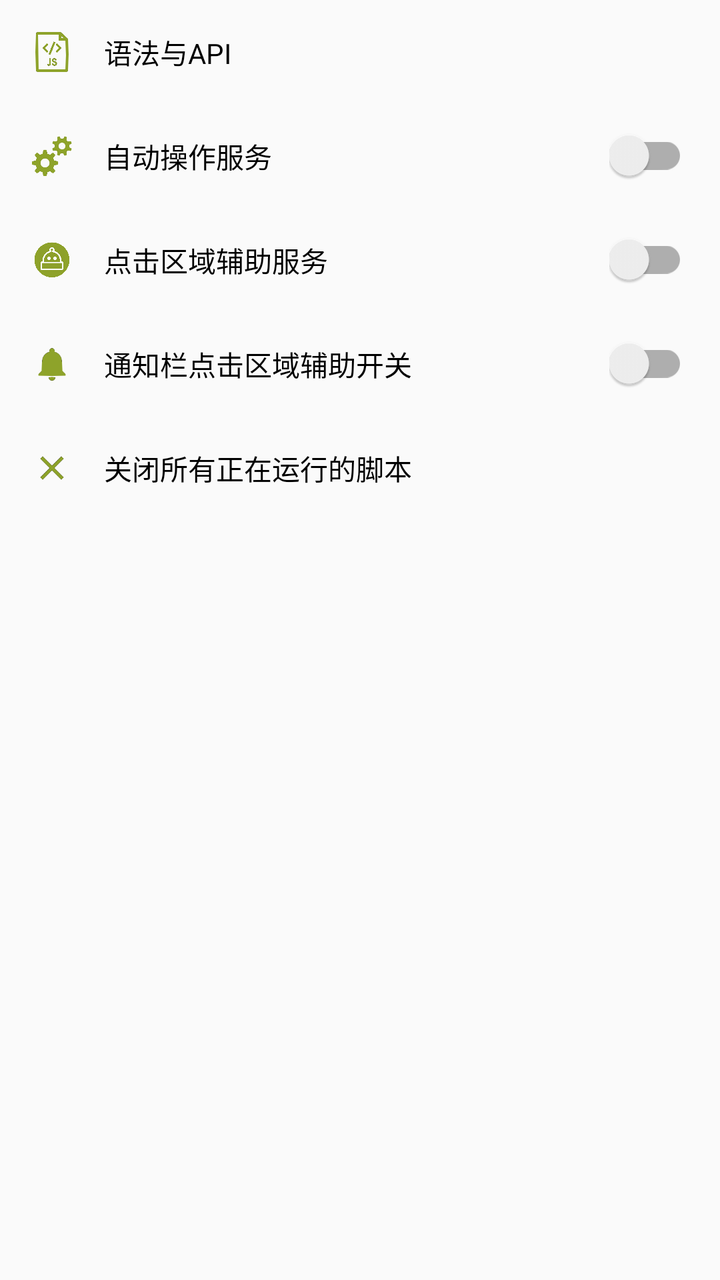
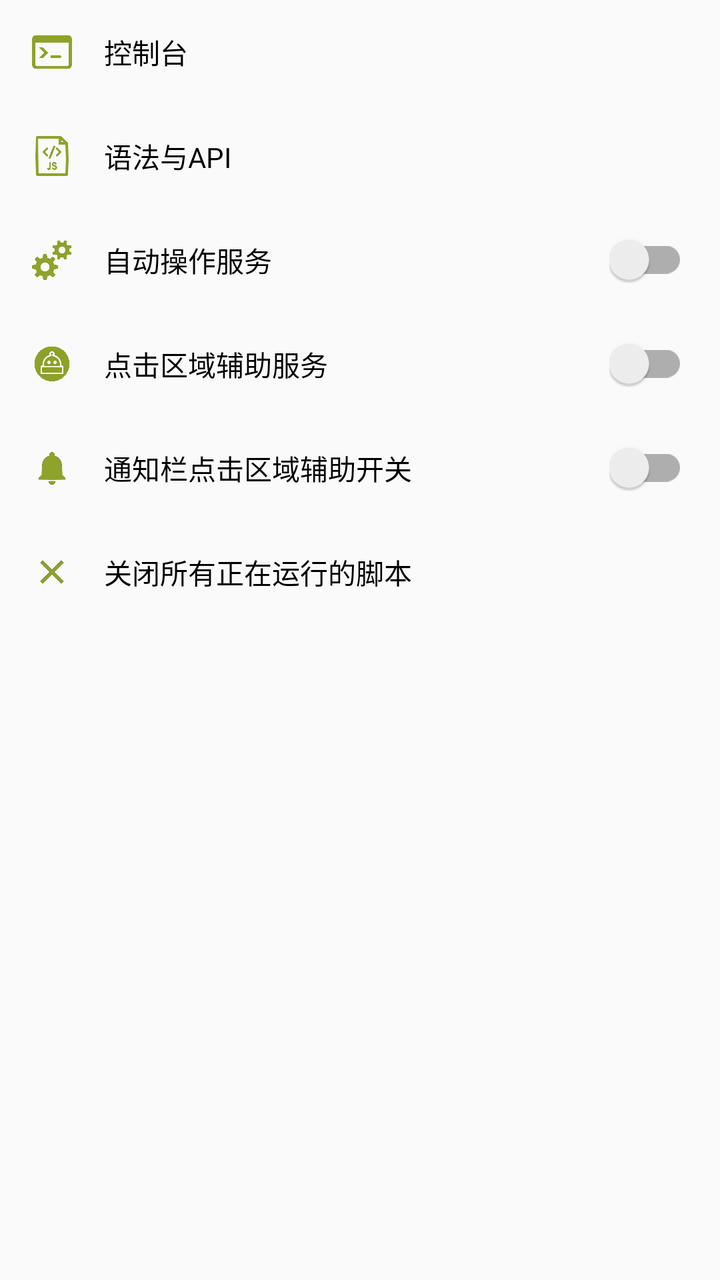

Screens rendered from an Android XML layout before and after an edit, with the pre-edit source and the edit as a unified diff.
<!-- AndroidManifest.xml: application theme AppTheme -->
<!-- res/layout/fragment_slide_menu.xml -->
<?xml version="1.0" encoding="utf-8"?>
<LinearLayout xmlns:android="http://schemas.android.com/apk/res/android"
              xmlns:tools="http://schemas.android.com/tools"
              android:layout_width="match_parent"
              android:layout_height="match_parent"
              android:orientation="vertical">

    <LinearLayout
        android:id="@+id/syntax_and_api"
        android:layout_width="match_parent"
        android:layout_height="52dp"
        android:background="?selectableItemBackground"
        android:gravity="center_vertical"
        android:orientation="horizontal">

        <ImageView
            android:layout_width="20dp"
            android:layout_height="20dp"
            android:layout_margin="16dp"
            android:src="@drawable/ic_js"/>

        <TextView
            android:layout_width="wrap_content"
            android:layout_height="match_parent"
            android:gravity="center"
            android:text="@string/text_syntax_and_api"
            android:textColor="@android:color/primary_text_light"/>
    </LinearLayout>

    <RelativeLayout
        android:id="@+id/auto_operate_service"
        android:layout_width="match_parent"
        android:layout_height="52dp"
        android:background="?selectableItemBackground"
        android:gravity="center_vertical">

        <ImageView
            android:id="@+id/icon_service"
            android:layout_width="20dp"
            android:layout_height="20dp"
            android:layout_alignParentLeft="true"
            android:layout_margin="16dp"
            android:src="@drawable/ic_service_green"/>

        <TextView
            android:layout_width="wrap_content"
            android:layout_height="match_parent"
            android:layout_toRightOf="@id/icon_service"
            android:gravity="center"
            android:text="@string/text_auto_operate_service"
            android:textColor="@android:color/primary_text_light"/>

        <android.support.v7.widget.SwitchCompat
            android:id="@+id/sw_auto_operate_service"
            android:layout_width="wrap_content"
            android:layout_height="wrap_content"
            android:layout_alignParentEnd="true"
            android:layout_centerVertical="true"
            android:layout_marginRight="16dp"/>

    </RelativeLayout>


    <RelativeLayout
        android:id="@+id/assist_service"
        android:layout_width="match_parent"
        android:layout_height="52dp"
        android:background="?selectableItemBackground"
        android:gravity="center_vertical">

        <ImageView
            android:id="@+id/icon_assist_service"
            android:layout_width="20dp"
            android:layout_height="20dp"
            android:layout_alignParentLeft="true"
            android:layout_margin="16dp"
            android:src="@drawable/ic_robot_head_green"/>

        <TextView
            android:layout_width="wrap_content"
            android:layout_height="match_parent"
            android:layout_toRightOf="@id/icon_assist_service"
            android:gravity="center"
            android:text="@string/text_assist_service"
            android:textColor="@android:color/primary_text_light"/>

        <android.support.v7.widget.SwitchCompat
            android:id="@+id/sw_assist_service"
            android:layout_width="wrap_content"
            android:layout_height="wrap_content"
            android:layout_alignParentEnd="true"
            android:layout_centerVertical="true"
            android:layout_marginRight="16dp"/>

    </RelativeLayout>

    <RelativeLayout
        android:id="@+id/assist_service_notification"
        android:layout_width="match_parent"
        android:layout_height="52dp"
        android:background="?selectableItemBackground"
        android:gravity="center_vertical">

        <ImageView
            android:id="@+id/icon_assist_service_notification"
            android:layout_width="20dp"
            android:layout_height="20dp"
            android:layout_alignParentLeft="true"
            android:layout_margin="16dp"
            android:src="@drawable/ic_notifications_green_48dp"/>

        <TextView
            android:layout_width="wrap_content"
            android:layout_height="match_parent"
            android:layout_toRightOf="@id/icon_assist_service_notification"
            android:gravity="center"
            android:text="@string/text_assist_service_notification"
            android:textColor="@android:color/primary_text_light"/>

        <android.support.v7.widget.SwitchCompat
            android:id="@+id/sw_assist_service_notification"
            android:layout_width="wrap_content"
            android:layout_height="wrap_content"
            android:layout_alignParentEnd="true"
            android:layout_centerVertical="true"
            android:layout_marginRight="16dp"/>

    </RelativeLayout>

    <LinearLayout
        android:id="@+id/stop_all_running_scripts"
        android:layout_width="match_parent"
        android:layout_height="52dp"
        android:background="?selectableItemBackground"
        android:gravity="center_vertical"
        android:orientation="horizontal">

        <ImageView
            android:layout_width="20dp"
            android:layout_height="20dp"
            android:layout_margin="16dp"
            android:src="@drawable/ic_close_green_48dp"/>

        <TextView
            android:layout_width="wrap_content"
            android:layout_height="match_parent"
            android:gravity="center"
            android:text="@string/text_close_all_running_scripts"
            android:textColor="@android:color/primary_text_light"/>
    </LinearLayout>

 </LinearLayout>
<!-- resources referenced by this layout -->
<resources>
  <!-- drawable ic_close_green_48dp: png bitmap (drawable, 1136 bytes) -->
  <!-- drawable ic_js: png bitmap (drawable, 8762 bytes) -->
  <!-- drawable ic_notifications_green_48dp: png bitmap (drawable, 1492 bytes) -->
  <!-- drawable ic_robot_head_green: png bitmap (drawable, 32853 bytes) -->
  <!-- drawable ic_service_green: png bitmap (drawable, 10880 bytes) -->
  <string name="text_assist_service">点击区域辅助服务</string>
  <string name="text_assist_service_notification">通知栏点击区域辅助开关</string>
  <string name="text_auto_operate_service">自动操作服务</string>
  <string name="text_close_all_running_scripts">关闭所有正在运行的脚本</string>
  <string name="text_syntax_and_api">语法与API</string>
  <style name="AppTheme" parent="Theme.AppCompat.Light.NoActionBar">
          
          <item name="colorPrimary">@color/colorPrimary</item>
          <item name="colorPrimaryDark">@color/colorPrimaryDark</item>
          <item name="colorAccent">@color/colorAccent</item>
      </style>
  <color name="colorPrimary">#8ea22a</color>
  <color name="colorPrimaryDark">#5e6b1e</color>
  <color name="colorAccent">#8ea22a</color>
</resources>

<!-- the commit's change to res/layout/fragment_slide_menu.xml (unified diff, before → after) -->
@@ -4,6 +4,28 @@
               android:layout_width="match_parent"
               android:layout_height="match_parent"
               android:orientation="vertical">
+
+    <LinearLayout
+        android:id="@+id/console"
+        android:layout_width="match_parent"
+        android:layout_height="52dp"
+        android:background="?selectableItemBackground"
+        android:gravity="center_vertical"
+        android:orientation="horizontal">
+
+        <ImageView
+            android:layout_width="20dp"
+            android:layout_height="20dp"
+            android:layout_margin="16dp"
+            android:src="@drawable/ic_console_green"/>
+
+        <TextView
+            android:layout_width="wrap_content"
+            android:layout_height="match_parent"
+            android:gravity="center"
+            android:text="@string/text_console"
+            android:textColor="@android:color/primary_text_light"/>
+    </LinearLayout>
 
     <LinearLayout
         android:id="@+id/syntax_and_api"
<!-- resource entries referenced after the edit -->
@@ -1,14 +1,16 @@
 <!-- resources referenced by this layout -->
 <resources>
   <!-- drawable ic_close_green_48dp: png bitmap (drawable, 1136 bytes) -->
+  <!-- drawable ic_console_green: png bitmap (drawable, 11001 bytes) -->
   <!-- drawable ic_js: png bitmap (drawable, 8762 bytes) -->
   <!-- drawable ic_notifications_green_48dp: png bitmap (drawable, 1492 bytes) -->
-  <!-- drawable ic_robot_head_green: png bitmap (drawable, 32853 bytes) -->
+  <!-- drawable ic_robot_head_green: png bitmap (drawable, 38302 bytes) -->
   <!-- drawable ic_service_green: png bitmap (drawable, 10880 bytes) -->
   <string name="text_assist_service">点击区域辅助服务</string>
   <string name="text_assist_service_notification">通知栏点击区域辅助开关</string>
   <string name="text_auto_operate_service">自动操作服务</string>
   <string name="text_close_all_running_scripts">关闭所有正在运行的脚本</string>
+  <string name="text_console">控制台</string>
   <string name="text_syntax_and_api">语法与API</string>
   <style name="AppTheme" parent="Theme.AppCompat.Light.NoActionBar">
           
